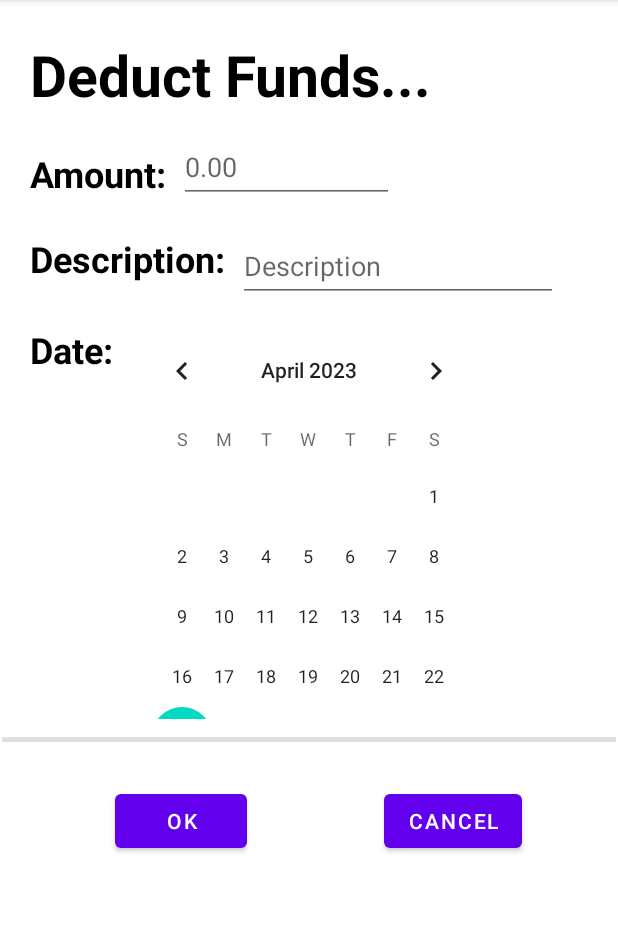
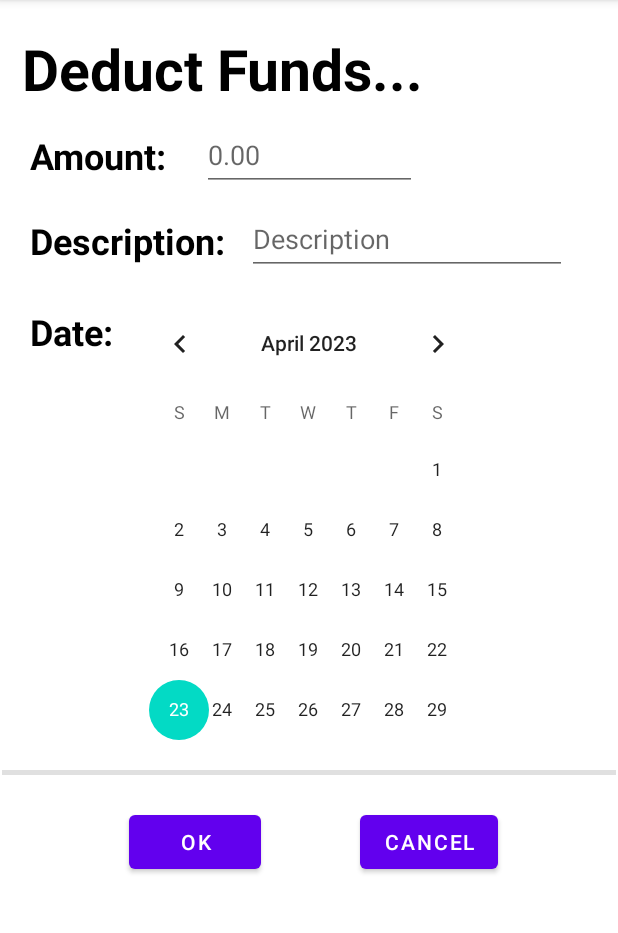
Before and after one commit to raymondj-pace/CS639-Final, an Android app: the DeductionFragment screen opened through its navigation route, on a phone screen of 412 x 824 dp, the part 84-1017 px from its top. Run offline under Robolectric (Android 15) with nearby library versions, the phone set to English and light mode, and no system bars; our stand-ins replace Firebase (no records; nobody signed in at launch, a user with empty details on screens opened directly), navigation-ui.

Commit message:
Updates of transacions and fixed Calendar that was loosing its bottom row

```diff
--- a/app/src/main/java/com/example/myapplication/DeductionFragment.java
+++ b/app/src/main/java/com/example/myapplication/DeductionFragment.java
@@ -4,14 +4,12 @@ import android.app.Activity;
 import android.content.Context;
 import android.os.Bundle;
 import android.util.Log;
-import android.view.KeyEvent;
 import android.view.LayoutInflater;
 import android.view.View;
 import android.view.ViewGroup;
 import android.view.inputmethod.InputMethodManager;
 import android.widget.CalendarView;
 import android.widget.EditText;
-import android.widget.TextView;
 import android.widget.Toast;
 
 import androidx.annotation.NonNull;
@@ -21,13 +19,11 @@ import androidx.navigation.fragment.NavHostFragment;
 import com.google.firebase.database.DatabaseReference;
 import com.google.firebase.database.FirebaseDatabase;
 
-import java.text.DateFormat;
 import java.text.DecimalFormat;
 import java.text.ParseException;
 import java.text.SimpleDateFormat;
 import java.time.LocalDate;
-import java.time.Month;
-import java.time.Year;
+import java.time.format.DateTimeFormatter;
 import java.util.Calendar;
 import java.util.Date;
 
@@ -43,11 +39,8 @@ public class DeductionFragment extends Fragment {
     private String currentMonth;
     private String currentDay;
 
-    // Current String within the description field
-    private String descriptionStr;
-
     private String transKey = null;
-
+    final private int transactionType = 0;
     private static final String TAG = "DeductFundsFragment";
 
     DatabaseReference myRef;
@@ -64,10 +57,19 @@ public class DeductionFragment extends Fragment {
         calendarView = fragmentDeductionLayout.findViewById(R.id.calendarView2);
 
         Bundle bundle = getArguments();
-        MoneyTransaction _trans = bundle.getParcelable("item");
+        MoneyTransaction _trans = null;
+        if (bundle != null) {
+            _trans = bundle.getParcelable("item");
+        }
         if (_trans != null) {
             Log.d("BUNDLE", "Bundle is not null");
             Log.d("BUNDLE", bundle.toString());
+            Log.d("BUNDLE", _trans.getKey());
+            Log.d("BUNDLE", String.valueOf(_trans.getTransactionType()));
+            Log.d("BUNDLE", _trans.getDescription());
+            Log.d("BUNDLE", _trans.getDate());
+            Log.d("BUNDLE", String.valueOf(_trans.getAmount()));
+
             String _key = _trans.getKey();
             int _trans_type = _trans.getTransactionType();
             String _desc = _trans.getDescription();
@@ -75,10 +77,23 @@ public class DeductionFragment extends Fragment {
             double _amount = _trans.getAmount();
 
             DecimalFormat df = new DecimalFormat("0.00");
-
             amount.setText(df.format(Math.abs(_amount)));
             description.setText(_desc);
             this.transKey = _key;
+
+            DateTimeFormatter date_f = DateTimeFormatter.ofPattern("yyyy-MM-dd");
+            LocalDate l_date = LocalDate.parse(_date, date_f);
+            int month = l_date.getMonthValue();
+            int year = l_date.getYear();
+            int day = l_date.getDayOfMonth();
+            this.currentDay = String.valueOf(day);
+            if (month < 10) {
+                currentMonth = "0" + month;
+            }
+            else {
+                this.currentMonth = String.valueOf(month);
+            }
+            this.currentYear = String.valueOf(year);
 
             try {
                 calendarView.setDate(new SimpleDateFormat("yyyy-MM-dd").parse(_date).getTime(), true, true);
@@ -105,14 +120,16 @@ public class DeductionFragment extends Fragment {
             int year = cal.get(Calendar.YEAR);
 
             if (month < 10) {
-                currentMonth = "0" + String.valueOf(month);
-            } else {
+                currentMonth = "0" + month;
+            }
+            else {
                 currentMonth = String.valueOf(month);
             }
 
             if (dayOfMonth < 10) {
-                currentDay = "0" + String.valueOf(dayOfMonth);
-            } else {
+                currentDay = "0" + dayOfMonth;
+            }
+            else {
                 currentDay = String.valueOf(dayOfMonth);
             }
 
@@ -123,46 +140,35 @@ public class DeductionFragment extends Fragment {
         /*
          * Setup listener on description field so keyboard can be hidden when <Enter> key is pressed
          */
-        description.setOnEditorActionListener(new TextView.OnEditorActionListener() {
-            @Override
-            public boolean onEditorAction(TextView v, int actionId, KeyEvent event) {
-
+        description.setOnEditorActionListener((v, actionId, event) -> {
+            // Hide keyboard
             if (actionId == 0) {  // Shouldn't be zero but it's the only thing that works
-                    Log.d(TAG, "HIT ENTER on Description");
-
-                    // Save text and then hide keyboard
-                    descriptionStr = description.getText().toString();
                 InputMethodManager imm = (InputMethodManager) v.getContext().getSystemService(Context.INPUT_METHOD_SERVICE);
                 imm.hideSoftInputFromWindow(v.getWindowToken(), 0);
                 return true;
             }
             return false;
-            }
         });
 
 
         /*
          * Listen for calender selection changes
          */
-        calendarView.setOnDateChangeListener(new CalendarView.OnDateChangeListener() {
-
-            @Override
-            public void onSelectedDayChange(CalendarView view, int year, int month, int dayOfMonth) {
+        calendarView.setOnDateChangeListener((view, year, month, dayOfMonth) -> {
 
             // Month is zero based
             month += 1;
 
             // Put a leading 0 on day and month when needed
-
             if (month < 10) {
-                    currentMonth = "0" + String.valueOf(month);
+                currentMonth = "0" + month;
             }
             else {
                 currentMonth = String.valueOf(month);
             }
 
             if (dayOfMonth < 10) {
-                    currentDay = "0" + String.valueOf(dayOfMonth);
+                currentDay = "0" + dayOfMonth;
             }
             else {
                 currentDay = String.valueOf(dayOfMonth);
@@ -171,12 +177,10 @@ public class DeductionFragment extends Fragment {
             currentYear = String.valueOf(year);
 
             Log.d(TAG,currentYear + "-" + currentMonth + "-" + currentDay);
-            }
         });
 
         return fragmentDeductionLayout;
     }
-
 
     public void onViewCreated(@NonNull View view, Bundle savedInstanceState) {
         super.onViewCreated(view, savedInstanceState);
@@ -184,13 +188,10 @@ public class DeductionFragment extends Fragment {
         /*
          * Validate user fields and submit to Firebase if all data is present and return to parent fragment
          */
-        view.findViewById(R.id.DeductFunds_BtnOk).setOnClickListener(new View.OnClickListener() {
-            @Override
-            public void onClick(View view) {
-                if (deductingFunds(view)) {
+        view.findViewById(R.id.DeductFunds_BtnOk).setOnClickListener(view1 -> {
+            if (deductingFunds()) {
                 NavHostFragment.findNavController(DeductionFragment.this)
                         .navigate(R.id.action_Deduction_to_Main);
-                }
             }
         });
 
@@ -198,22 +199,16 @@ public class DeductionFragment extends Fragment {
         /*
          * Return to parent fragment when Cancel is pressed
          */
-        view.findViewById(R.id.DeductFunds_BtnCancel).setOnClickListener(new View.OnClickListener() {
-            @Override
-            public void onClick(View view) {
-                NavHostFragment.findNavController(DeductionFragment.this)
-                        .navigate(R.id.action_Deduction_to_Main);
-            }
-        });
+        view.findViewById(R.id.DeductFunds_BtnCancel).setOnClickListener(view12 -> NavHostFragment.findNavController(DeductionFragment.this)
+                .navigate(R.id.action_Deduction_to_Main));
     }
 
     @Override
     public void onDestroyView() {
         super.onDestroyView();
-        // binding = null;
     }
 
-    public boolean deductingFunds(View view) {
+    public boolean deductingFunds() {
 
         Log.d(TAG, "Starting to add transaction");
 
@@ -222,7 +217,7 @@ public class DeductionFragment extends Fragment {
         String aDescription = description.getText().toString();
 
 
-        if ( aAmount.isEmpty() || aDescription.isEmpty()) {
+        if (aAmount.isEmpty() || aDescription.isEmpty()) {
 
             if (aAmount.isEmpty()) {
                 amount.setHint("Please enter Amount");
@@ -239,40 +234,33 @@ public class DeductionFragment extends Fragment {
         }
         else {
 
-            // TODO:
-
-            /*
-
-            if (this.transKey != null) {
-                  // This is an update
-             }
-             else {
-                // Use code below for insert
-             }
-
-             */
-
             String dateStr = this.currentYear + "-" + this.currentMonth + "-" + this.currentDay;
 
-            // Format amount to ###.##
             double amount = Double.parseDouble(aAmount);
-            DecimalFormat df = new DecimalFormat("0.00");
-            String formatted = df.format(amount);
-            amount = Double.parseDouble(formatted);
-
-
-
-            // Create new transaction
-            MoneyTransaction transaction = new MoneyTransaction(0, dateStr, amount, aDescription);
 
             // Get Firebase insert reference
             FirebaseDatabase database = FirebaseDatabase.getInstance();
 
             myRef = database.getReference("transactions");
 
+            /*
+             * Update Firebase record
+             */
+            if (this.transKey != null) {
+                Log.d("UPDATE UPDATE", "Performing update on " + this.transKey);
+                MoneyTransaction transaction = new MoneyTransaction(this.transKey, this.transactionType, dateStr, amount, aDescription);
+                myRef.child(this.transKey).setValue(transaction);
+            }
+
+            /*
+             * Create new Firebase record
+             */
+            else {
+                // Create new transaction
+                MoneyTransaction transaction = new MoneyTransaction(this.transactionType, dateStr, amount, aDescription);
                 DatabaseReference newPostRef  = myRef.push();
-
                 newPostRef.setValue(transaction);
+            }
 
             return true;
         }
--- a/app/src/main/java/com/example/myapplication/MainActivity.java
+++ b/app/src/main/java/com/example/myapplication/MainActivity.java
@@ -1,6 +1,5 @@
 package com.example.myapplication;
 
-import androidx.annotation.NonNull;
 import androidx.appcompat.app.AppCompatActivity;
 import androidx.navigation.NavController;
 import androidx.navigation.Navigation;
--- a/app/src/main/res/layout/fragment_deduction.xml
+++ b/app/src/main/res/layout/fragment_deduction.xml
@@ -4,18 +4,19 @@
     xmlns:tools="http://schemas.android.com/tools"
     android:layout_width="match_parent"
     android:layout_height="match_parent"
-    tools:context=".DeductionFragment">
+    tools:context="com.example.myapplication.DeductionFragment">
 
     <TextView
         android:id="@+id/textView8"
         android:layout_width="wrap_content"
         android:layout_height="wrap_content"
-        android:layout_marginStart="20dp"
-        android:layout_marginTop="80dp"
+        android:layout_marginTop="76dp"
         android:text="@string/deduct_funds"
         android:textColor="#000000"
         android:textSize="38sp"
         android:textStyle="bold"
+        app:layout_constraintEnd_toEndOf="parent"
+        app:layout_constraintHorizontal_bias="0.102"
         app:layout_constraintStart_toStartOf="parent"
         app:layout_constraintTop_toTopOf="parent" />
 
@@ -24,27 +25,29 @@
         android:layout_width="wrap_content"
         android:layout_height="wrap_content"
         android:layout_marginStart="20dp"
-        android:layout_marginTop="24dp"
+        android:layout_marginTop="16dp"
+        android:layout_marginEnd="30dp"
         android:text="@string/amount"
         android:textColor="#000000"
         android:textSize="24sp"
         android:textStyle="bold"
         app:layout_constraintStart_toStartOf="parent"
+        app:layout_constraintEnd_toStartOf="@+id/editTextNumberDecimal2"
+        app:layout_constraintHorizontal_bias="0.0"
         app:layout_constraintTop_toBottomOf="@+id/textView8" />
 
     <EditText
-        tools:ignore="LabelFor"
         android:id="@+id/editTextNumberDecimal2"
         android:layout_width="143dp"
         android:layout_height="48dp"
-        android:layout_marginStart="8dp"
-        android:layout_marginTop="12dp"
+        android:layout_marginTop="8dp"
         android:autofillHints="0.00"
         android:ems="10"
         android:hint="@string/_0_00"
         android:inputType="numberDecimal"
-        app:layout_constraintTop_toBottomOf="@+id/textView8"
-        app:layout_constraintStart_toEndOf="@+id/textView9" />
+        app:layout_constraintEnd_toEndOf="parent"
+        app:layout_constraintStart_toStartOf="parent"
+        app:layout_constraintTop_toBottomOf="@+id/textView8" />
 
     <TextView
         android:id="@+id/textView10"
@@ -63,18 +66,17 @@
         android:id="@+id/editTextDescription2"
         android:layout_width="wrap_content"
         android:layout_height="wrap_content"
-        android:layout_marginStart="12dp"
-        android:layout_marginTop="18dp"
+        android:layout_marginStart="20dp"
+        android:layout_marginTop="8dp"
         android:layout_marginEnd="40dp"
         android:autofillHints="Description"
         android:ems="10"
+        android:hint="@string/description_text"
         android:inputType="textPersonName"
+        android:imeOptions="actionDone"
         android:minHeight="48dp"
         android:textColor="#000000"
-        android:hint="@string/description_text"
-        tools:ignore="ContentDescription"
         app:layout_constraintEnd_toEndOf="parent"
-        app:layout_constraintHorizontal_bias="1.0"
         app:layout_constraintStart_toEndOf="@+id/textView10"
         app:layout_constraintTop_toBottomOf="@+id/editTextNumberDecimal2" />
 
@@ -93,8 +95,8 @@
 
     <CalendarView
         android:id="@+id/calendarView2"
-        android:layout_width="237dp"
-        android:layout_height="266dp"
+        android:layout_width="241dp"
+        android:layout_height="302dp"
         android:layout_marginTop="12dp"
         app:layout_constraintEnd_toEndOf="parent"
         app:layout_constraintStart_toStartOf="parent"
@@ -104,7 +106,7 @@
         android:id="@+id/divider2"
         android:layout_width="409dp"
         android:layout_height="3dp"
-        android:layout_marginTop="12dp"
+        android:layout_marginTop="16dp"
         android:background="?android:attr/listDivider"
         app:layout_constraintEnd_toEndOf="parent"
         app:layout_constraintStart_toStartOf="parent"
@@ -114,10 +116,10 @@
         android:id="@+id/DeductFunds_BtnOk"
         android:layout_width="wrap_content"
         android:layout_height="wrap_content"
-        android:layout_marginTop="44dp"
+        android:layout_marginTop="40dp"
         android:text="@string/ok"
         app:layout_constraintEnd_toStartOf="@+id/DeductFunds_BtnCancel"
-        app:layout_constraintHorizontal_bias="0.456"
+        app:layout_constraintHorizontal_bias="0.566"
         app:layout_constraintStart_toStartOf="parent"
         app:layout_constraintTop_toBottomOf="@+id/calendarView2" />
 
@@ -125,8 +127,8 @@
         android:id="@+id/DeductFunds_BtnCancel"
         android:layout_width="wrap_content"
         android:layout_height="wrap_content"
-        android:layout_marginTop="44dp"
-        android:layout_marginEnd="64dp"
+        android:layout_marginTop="40dp"
+        android:layout_marginEnd="80dp"
         android:text="@string/cancel"
         app:layout_constraintEnd_toEndOf="parent"
         app:layout_constraintTop_toBottomOf="@+id/calendarView2" />
```
Also changed, not shown: app/src/main/java/com/example/myapplication/AddFundsFragment.java (+55 -67 lines), app/src/main/java/com/example/myapplication/ListViewAdapter.java (+1 -8 lines), app/src/main/java/com/example/myapplication/MoneyTransaction.java (+14 -13 lines), app/src/main/res/layout/fragment_add_funds.xml (+14 -16 lines). Lines whose indentation alone changed are shown as unchanged.
